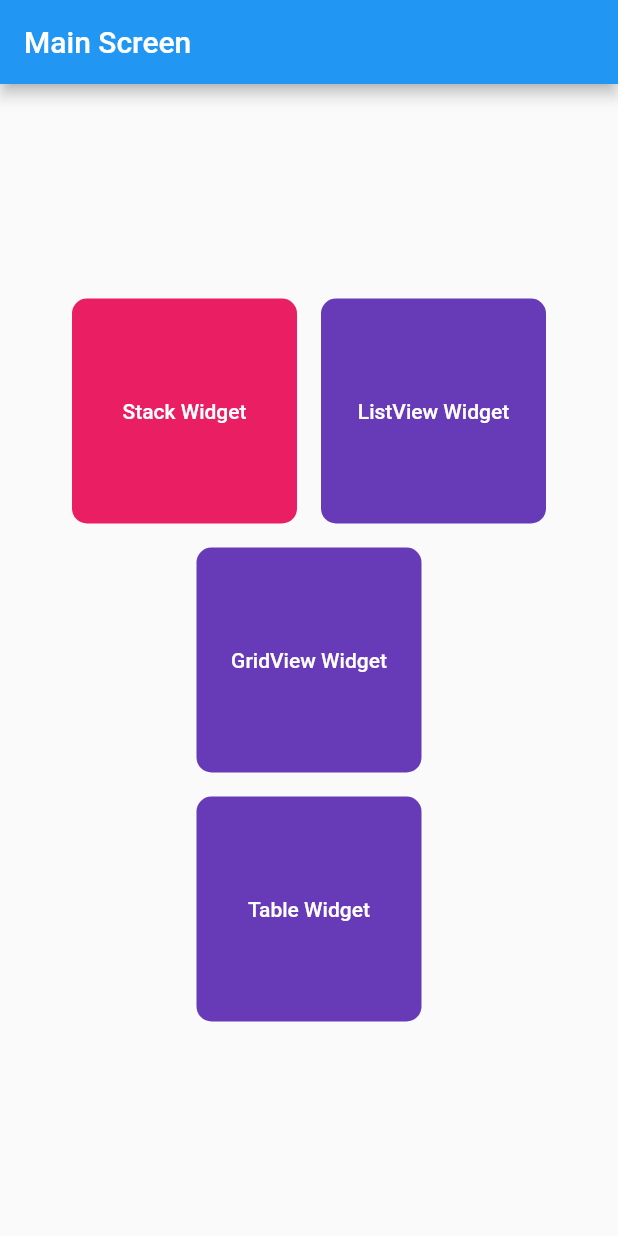
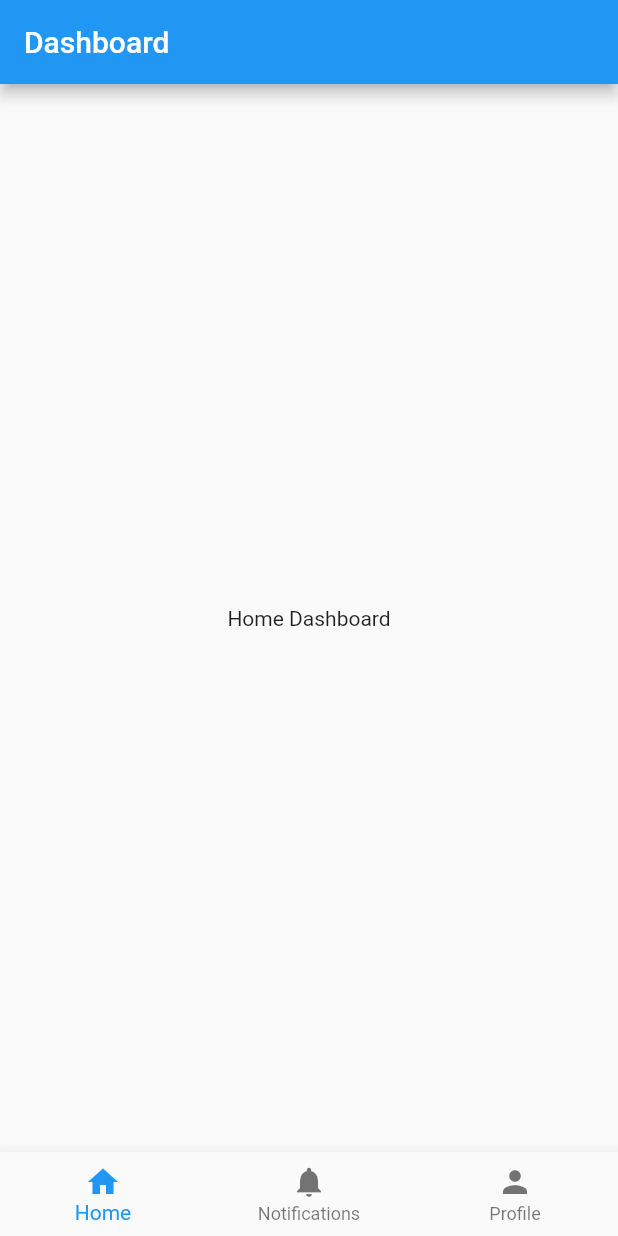
Before and after one commit to PhanithNoch/learning_app, a Flutter app: the screen it shows after launch, on a phone screen of 412 x 824 dp. Run offline on Flutter 3.47's test engine with Material 2 defaults, Android fonts, the phone set to English and light mode, and no system bars; our stand-ins replace flutter_slidable, font_awesome_flutter, get_storage, hive; accounts and stored records are empty.

Commit message:
added bottomNavigationBar

```diff
--- a/lib/main.dart
+++ b/lib/main.dart
@@ -5,6 +5,7 @@ import 'package:font_awesome_flutter/font_awesome_flutter.dart';
 import 'package:learning_app/screens/home_screen.dart';
 import 'package:learning_app/screens/main_screen.dart';
 import 'package:get_storage/get_storage.dart';
+import 'package:learning_app/screens/sub_sreens/home_page.dart';
 
 Future<void> main() async {
   await GetStorage.init();
@@ -18,7 +19,7 @@ class Home extends StatelessWidget {
   Widget build(BuildContext context) {
     return MaterialApp(
       debugShowCheckedModeBanner: false,
-      home: MainScreen(),
+      home: DashboardScreen(),
       // routes: {
       //   'home_screen': (context) => HomeScreen(),
       //   'dashboard': (context) => HomeScreen(),
--- a/lib/screens/list_view_widget_screen.dart
+++ b/lib/screens/list_view_widget_screen.dart
@@ -2,8 +2,6 @@ import 'dart:convert';
 
 import 'package:flutter/material.dart';
 import 'package:flutter_slidable/flutter_slidable.dart';
-import 'package:learning_app/screens/order_screen.dart';
-// import '../models/order_model.dart';
 import 'add_product_screen.dart';
 import 'package:get_storage/get_storage.dart';
 
--- /dev/null
+++ b/lib/screens/sub_sreens/home_dashboard_screen.dart
@@ -0,0 +1,17 @@
+import 'package:flutter/material.dart';
+
+class HomeDashboardScreen extends StatelessWidget {
+  const HomeDashboardScreen({Key? key}) : super(key: key);
+
+  @override
+  Widget build(BuildContext context) {
+    return Scaffold(
+      // appBar: AppBar(
+      //   title: Text('Home Dashboard'),
+      // ),
+      body: Center(
+        child: Text('Home Dashboard'),
+      ),
+    );
+  }
+}
--- /dev/null
+++ b/lib/screens/sub_sreens/home_page.dart
@@ -0,0 +1,50 @@
+import 'package:flutter/material.dart';
+import 'package:learning_app/screens/sub_sreens/home_dashboard_screen.dart';
+import 'package:learning_app/screens/sub_sreens/notification_dashboard_screen.dart';
+import 'package:learning_app/screens/sub_sreens/profile_dashboard_screen.dart';
+
+class DashboardScreen extends StatefulWidget {
+  const DashboardScreen({Key? key}) : super(key: key);
+
+  @override
+  State<DashboardScreen> createState() => _DashboardScreenState();
+}
+
+class _DashboardScreenState extends State<DashboardScreen> {
+  int selectIndex = 0;
+  List<Widget> lstWidgets = [
+    HomeDashboardScreen(),
+
+    /// home screen
+    NotificationDashboardScreen(),
+
+    /// notification
+    ProfileDashboardScreen()
+
+    /// profile screen
+  ];
+  @override
+  Widget build(BuildContext context) {
+    return Scaffold(
+      appBar: AppBar(
+        title: Text('Dashboard'),
+      ),
+      body: lstWidgets[selectIndex],
+      bottomNavigationBar: BottomNavigationBar(
+        currentIndex: selectIndex,
+        onTap: (index) {
+          setState(() {
+            selectIndex = index;
+          });
+          print(index);
+        },
+        items: const [
+          BottomNavigationBarItem(icon: Icon(Icons.home), label: 'Home'),
+          BottomNavigationBarItem(
+              icon: Icon(Icons.notifications), label: 'Notifications'),
+          BottomNavigationBarItem(icon: Icon(Icons.person), label: 'Profile'),
+        ],
+      ),
+    );
+  }
+}
```
Also changed, not shown: lib/screens/sub_sreens/notification_dashboard_screen.dart (added, +17 -0 lines), lib/screens/sub_sreens/profile_dashboard_screen.dart (added, +17 -0 lines).
